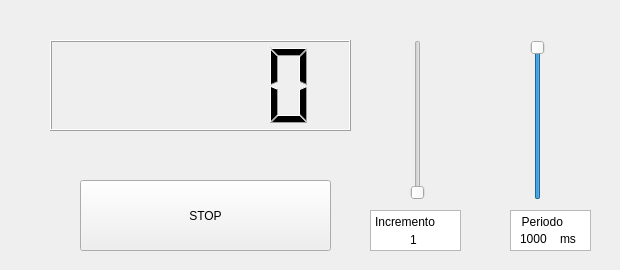
Before: the Qt Designer form Practica1 QTimer/counterDlg.ui in AbelGB08/RoboticaGit, drawn with Qt 5.
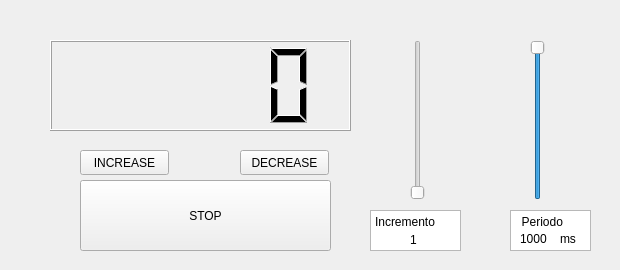
After: the same form once the commit is applied.

The edit to the form file:
```diff
--- a/Practica1 QTimer/counterDlg.ui
+++ b/Practica1 QTimer/counterDlg.ui
@@ -142,6 +142,32 @@
     <string>ms</string>
    </property>
   </widget>
+  <widget class="QPushButton" name="pushButton">
+   <property name="geometry">
+    <rect>
+     <x>80</x>
+     <y>150</y>
+     <width>89</width>
+     <height>25</height>
+    </rect>
+   </property>
+   <property name="text">
+    <string>INCREASE</string>
+   </property>
+  </widget>
+  <widget class="QPushButton" name="pushButton1">
+   <property name="geometry">
+    <rect>
+     <x>240</x>
+     <y>150</y>
+     <width>89</width>
+     <height>25</height>
+    </rect>
+   </property>
+   <property name="text">
+    <string>DECREASE</string>
+   </property>
+  </widget>
  </widget>
  <resources/>
  <connections>
```
